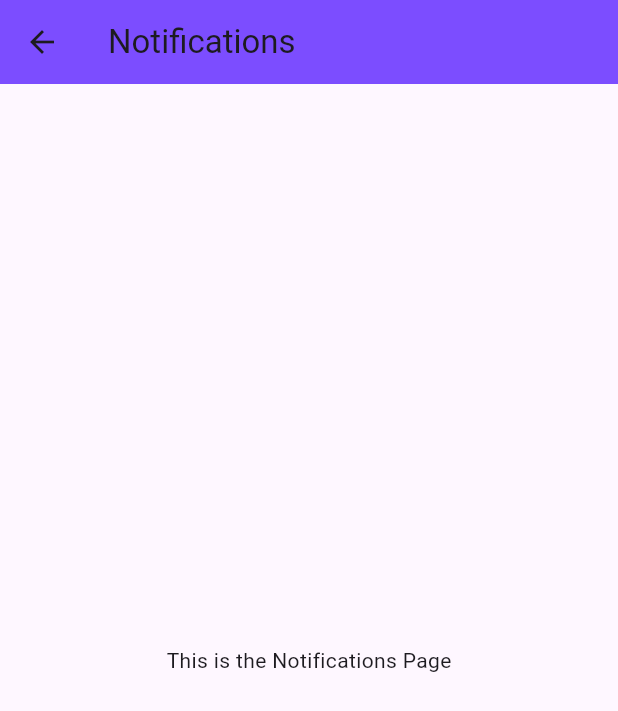
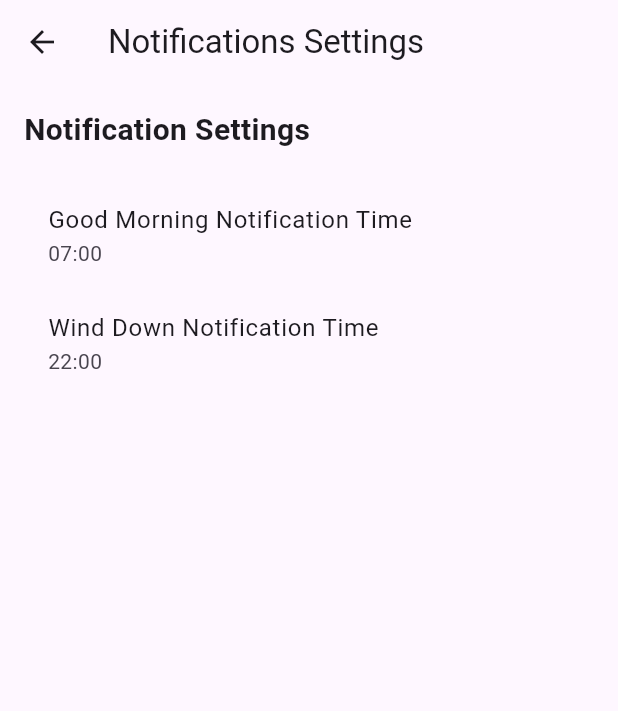
Before and after one commit to evanlee2212/sleep_tracker, a Flutter app: the MyHomePage screen opened directly, after a tap on "Notifications", on a phone screen of 412 x 824 dp. Shown: the top 711 px of the screen. Run offline on Flutter 3.47's test engine with Material 3 defaults, Android fonts, the phone set to English and light mode, and no system bars; our stand-ins replace audioplayers, awesome_notifications, file_picker, firebase_core, shared_preferences; accounts and stored records are empty.

Commit message:
functional notification feature
functional notification feature; refactoring and MVP structure still needed

```diff
--- /dev/null
+++ b/devtools_options.yaml
@@ -0,0 +1,3 @@
+description: This file stores settings for Dart & Flutter DevTools.
+documentation: https://docs.flutter.dev/tools/devtools/extensions#configure-extension-enablement-states
+extensions:
--- a/lib/Pages/main.dart
+++ b/lib/Pages/main.dart
@@ -1,20 +1,30 @@
+import 'package:firebase_core/firebase_core.dart';
 import 'package:flutter/material.dart';
 import 'package:sleep_app/Pages/sleep_data.dart';
 import 'package:sleep_app/Pages/sounds.dart';
-import 'package:sleep_app/Pages/notification.dart';
+import 'package:sleep_app/Pages/notifications_page.dart';
 import 'package:awesome_notifications/awesome_notifications.dart';
+import 'package:sleep_app/Pages/notification_scheduler.dart';
+import 'package:sleep_app/Pages/settings_repository.dart';
+import 'package:sleep_app/Pages/notification_settings.dart';
+import 'firebase_options.dart';
 
-void main() async{
-  WidgetsFlutterBinding.ensureInitialized(); // Required for async calls before runApp
+void main() async {
+  print('main: Starting app initialization');
+  WidgetsFlutterBinding.ensureInitialized();
+
+  //Future completes when all initializations are done
+  Future<void> initializationFuture = Future.wait([
+    Firebase.initializeApp(options: DefaultFirebaseOptions.currentPlatform)
+        .then((value) => print('main: Firebase initialized')),
     AwesomeNotifications().initialize(
-    // set the icon to null if you want to use the default app icon
       null,
       [
         NotificationChannel(
           channelKey: 'scheduled_channel',
           channelName: 'Scheduled Notifications',
           channelDescription: 'Notification channel for scheduled notifications',
-        defaultColor: Color(0xFF9D50DD),
+          defaultColor: const Color(0xFF9D50DD),
           ledColor: Colors.white,
           importance: NotificationImportance.High,
           channelShowBadge: true,
@@ -22,19 +32,65 @@ void main() async{
           defaultRingtoneType: DefaultRingtoneType.Notification,
         ),
       ],
-  );
-  runApp(const MyApp());
+    ).then((value) => print('main: AwesomeNotifications initialized')),
+  ]);
+
+  print('main: Initializations started');
+  runApp(MyApp(initializationFuture: initializationFuture));
+  print('main: App started');
 }
 
+//schedules notifications on app startup
+Future<void> _scheduleNotificationsOnStartup() async {
+  final repository = SettingsRepository();
+  final scheduler = NotificationScheduler();
+  await repository.loadSettings(); // Load settings here
+  final settings = repository.settings;
+
+  await scheduler.cancelAllNotifications();
+  await scheduler.scheduleSleepNotification(settings.windDownTimeOfDay);
+  await scheduler.scheduleWakeUpNotification(settings.goodMorningTimeOfDay);
+}
+
+@pragma("vm:entry-point")
+Future<void> onActionReceivedMethod(ReceivedAction receivedAction) async {
+  if (receivedAction.channelKey == 'scheduled_channel') {
+    navigatorKey.currentState?.push(
+      MaterialPageRoute(builder: (context) => NotificationsPage(settingsRepository: SettingsRepository())),
+    );
+  }
+}
+
+final GlobalKey<NavigatorState> navigatorKey = GlobalKey<NavigatorState>();
+
 class MyApp extends StatelessWidget {
-  const MyApp({super.key});
+  final Future<void> initializationFuture;
 
-  // This widget is the root of your application.
+  const MyApp({super.key, required this.initializationFuture});
+
   @override
   Widget build(BuildContext context) {
+    print('MyApp: Building MyApp widget');
     return MaterialApp(
-
-      home: const MyHomePage(title: 'Flutter Demo Home Page'),
+      navigatorKey: navigatorKey,
+      home: FutureBuilder(
+        future: initializationFuture,
+        builder: (context, snapshot) {
+          if (snapshot.connectionState == ConnectionState.done) {
+            print('MyApp: Initializations complete, building UI');
+            //schedule notifications after initializations are complete
+            _scheduleNotificationsOnStartup();
+            return const MyHomePage(title: 'Flutter Demo Home Page');
+          } else {
+            print('MyApp: Initializations in progress, showing loading indicator');
+            return const Scaffold(
+              body: Center(
+                child: CircularProgressIndicator(),
+              ),
+            );
+          }
+        },
+      ),
     );
   }
 }
@@ -49,101 +105,60 @@ class MyHomePage extends StatefulWidget {
 }
 
 class _MyHomePageState extends State<MyHomePage> {
+  final SettingsRepository _settingsRepository = SettingsRepository(); // Create an instance here
   @override
+  void initState() {
+    super.initState();
 
-  void initState() {
-    super.initState(); // Call the superclass's initState() first
-
-    // Request notification permissions
+    //request notification permissions
     AwesomeNotifications().isNotificationAllowed().then((isAllowed) {
       if (!isAllowed) {
         showDialog(
           context: context,
           builder: (context) => AlertDialog(
-            title: Text('Allow Notifications'),
-            content: Text(
+            title: const Text('Allow Notifications'),
+            content: const Text(
                 'Our app would like to send you notifications to remind you to sleep and wake up.'),
             actions: [
               TextButton(
                 onPressed: () {
                   Navigator.pop(context);
                 },
-                child: Text('Don\'t Allow'),
+                child: const Text('Don\'t Allow'),
               ),
               TextButton(
                 onPressed: () => AwesomeNotifications()
                     .requestPermissionToSendNotifications()
                     .then((_) => Navigator.pop(context)),
-                child: Text('Allow'),
+                child: const Text('Allow'),
               ),
             ],
           ),
         );
       }
     });
-    _scheduleSleepNotification();
-    _scheduleWakeUpNotification();
-  }
-
-  void _scheduleSleepNotification() {
-    AwesomeNotifications().createNotification(
-      content: NotificationContent(
-        id: 1, // Unique ID for the notification
-        channelKey: 'scheduled_channel',
-        title: 'Time to Sleep!',
-        body: 'It\'s time to wind down and get ready for bed.',
-        notificationLayout: NotificationLayout.Default,
-      ),
-      schedule: NotificationCalendar(
-        hour: 22, // 10 PM
-        minute: 0,
-        second: 0,
-        repeats: true, // Repeat every day
-      ),
-    );
-  }
-  void _scheduleWakeUpNotification() {
-    AwesomeNotifications().createNotification(
-      content: NotificationContent(
-        id: 2, // Unique ID for the notification
-        channelKey: 'scheduled_channel',
-        title: 'Good Morning!',
-        body: 'It\'s time to wake up and start your day.',
-        notificationLayout: NotificationLayout.Default,
-      ),
-      schedule: NotificationCalendar(
-        hour: 7, // 7 AM
-        minute: 0,
-        second: 0,
-        repeats: true, // Repeat every day
-      ),
-    );
   }
 
   @override
   Widget build(BuildContext context) {
     return Scaffold(
       appBar: AppBar(
-        title: Text(
-            'Sweet Dreams'
-        ),
+        title: const Text('Sweet Dreams'),
         backgroundColor: Colors.deepPurpleAccent,
         toolbarHeight: 100,
-
       ),
       body: SafeArea(
         child: Container(
           width: MediaQuery.of(context).size.width,
           child: Column(
-
             crossAxisAlignment: CrossAxisAlignment.center,
             mainAxisAlignment: MainAxisAlignment.center,
-          children:[
-          //Sleep Data button
+            children: [
+              // Sleep Data button
               InkWell(
-            onTap: (){
-             Navigator.push(context, MaterialPageRoute(builder: (context) => SleepData()));
-
+                onTap: () {
+                  Navigator.push(context,
+                      MaterialPageRoute(builder: (context) => SleepData()));
                 },
                 child: Container(
                   height: 60,
@@ -152,18 +167,20 @@ class _MyHomePageState extends State<MyHomePage> {
                     borderRadius: BorderRadius.circular(40),
                     color: Colors.deepPurpleAccent,
                   ),
-              child: Center(child: Text('Sleep Data', style: TextStyle(
+                  child: const Center(
+                      child: Text('Sleep Data',
+                          style: TextStyle(
                             fontSize: 25,
                             color: Colors.white,
                           ))),
                 ),
               ),
-          SizedBox(height: 10),
-          //Sounds Button
+              const SizedBox(height: 10),
+              // Sounds Button
               InkWell(
-              onTap: (){
-                Navigator.push(context, MaterialPageRoute(builder: (context) => SleepSoundApp()));
-
+                onTap: () {
+                  Navigator.push(context,
+                      MaterialPageRoute(builder: (context) => SleepSoundApp()));
                 },
                 child: Container(
                   height: 60,
@@ -172,20 +189,22 @@ class _MyHomePageState extends State<MyHomePage> {
                     borderRadius: BorderRadius.circular(40),
                     color: Colors.deepPurpleAccent,
                   ),
-               child: Center(child: Text('Sounds', style: TextStyle(
+                  child: const Center(
+                      child: Text('Sounds',
+                          style: TextStyle(
                             fontSize: 25,
                             color: Colors.white,
                           ))),
                 ),
               ),
-            //implement sizedBox here
-
-          SizedBox(height: 10),
+              const SizedBox(height: 10),
               // Notifications Button (NEW)
               InkWell(
                 onTap: () {
-                  Navigator.push(context,
-                      MaterialPageRoute(builder: (context) => NotificationsPage())); // Navigate to the new page
+                  Navigator.push(
+                      context,
+                      MaterialPageRoute(
+                          builder: (context) => NotificationsPage(settingsRepository: _settingsRepository))); // Pass the instance here
                 },
                 child: Container(
                   height: 60,
@@ -194,7 +213,7 @@ class _MyHomePageState extends State<MyHomePage> {
                     borderRadius: BorderRadius.circular(40),
                     color: Colors.deepPurpleAccent,
                   ),
-                  child: Center(
+                  child: const Center(
                       child: Text('Notifications',
                           style: TextStyle(
                             fontSize: 25,
@@ -202,8 +221,7 @@ class _MyHomePageState extends State<MyHomePage> {
                           ))),
                 ),
               ),
-
-           ]
+            ],
           ),
         ),
       ),
--- a/lib/Pages/notification.dart
+++ /dev/null
@@ -1,16 +0,0 @@
-import 'package:flutter/material.dart';
-
-class NotificationsPage extends StatelessWidget {
-  @override
-  Widget build(BuildContext context) {
-    return Scaffold(
-      appBar: AppBar(
-        title: Text('Notifications'),
-        backgroundColor: Colors.deepPurpleAccent,
-      ),
-      body: Center(
-        child: Text('This is the Notifications Page'), // Replace with notification content
-      ),
-    );
-  }
-}
--- /dev/null
+++ b/lib/Pages/notification_scheduler.dart
@@ -0,0 +1,52 @@
+import 'package:awesome_notifications/awesome_notifications.dart';
+import 'package:flutter/material.dart';
+
+class NotificationScheduler {
+  Future<void> scheduleSleepNotification(TimeOfDay time) async {
+    print('NotificationScheduler: scheduleSleepNotification() called');
+    await AwesomeNotifications().createNotification(
+      content: NotificationContent(
+        id: 1,
+        channelKey: 'scheduled_channel',
+        title: 'Wind Down Time!',
+        body: 'It\'s time to start winding down for bed.',
+        notificationLayout: NotificationLayout.Default,
+      ),
+      schedule: NotificationCalendar(
+        hour: time.hour,
+        minute: time.minute,
+        second: 0,
+        millisecond: 0,
+        repeats: true,
+      ),
+    );
+    print('NotificationScheduler: scheduleSleepNotification() completed');
+  }
+
+  Future<void> scheduleWakeUpNotification(TimeOfDay time) async {
+    print('NotificationScheduler: scheduleWakeUpNotification() called');
+    await AwesomeNotifications().createNotification(
+      content: NotificationContent(
+        id: 2,
+        channelKey: 'scheduled_channel',
+        title: 'Good Morning!',
+        body: 'It\'s time to wake up!',
+        notificationLayout: NotificationLayout.Default,
+      ),
+      schedule: NotificationCalendar(
+        hour: time.hour,
+        minute: time.minute,
+        second: 0,
+        millisecond: 0,
+        repeats: true,
+      ),
+    );
+    print('NotificationScheduler: scheduleWakeUpNotification() completed');
+  }
+
+  Future<void> cancelAllNotifications() async {
+    print('NotificationScheduler: cancelAllNotifications() called');
+    await AwesomeNotifications().cancelAll();
+    print('NotificationScheduler: cancelAllNotifications() completed');
+  }
+}
--- /dev/null
+++ b/lib/Pages/notification_settings.dart
@@ -0,0 +1,103 @@
+import 'package:flutter/material.dart';
+import 'package:sleep_app/Pages/settings_repository.dart';
+import 'package:shared_preferences/shared_preferences.dart';
+import 'package:sleep_app/Pages/notification_scheduler.dart';
+
+class NotificationSettings extends StatefulWidget {
+  final SettingsRepository settingsRepository;
+
+  const NotificationSettings({
+    Key? key,
+    required this.settingsRepository,
+  }) : super(key: key);
+
+  @override
+  State<NotificationSettings> createState() => _NotificationSettingsState();
+}
+
+class _NotificationSettingsState extends State<NotificationSettings> {
+  late TimeOfDay _goodMorningTime;
+  late TimeOfDay _windDownTime;
+
+  @override
+  void initState() {
+    super.initState();
+    _goodMorningTime = widget.settingsRepository.settings.goodMorningTimeOfDay;
+    _windDownTime = widget.settingsRepository.settings.windDownTimeOfDay;
+  }
+
+  Future<void> _selectTime(BuildContext context, bool isGoodMorning) async {
+    final TimeOfDay? pickedTime = await showTimePicker(
+      context: context,
+      initialTime: isGoodMorning ? _goodMorningTime : _windDownTime,
+    );
+    if (pickedTime != null) {
+      setState(() {
+        if (isGoodMorning) {
+          _goodMorningTime = pickedTime;
+        } else {
+          _windDownTime = pickedTime;
+        }
+      });
+      //save the updated time
+      await _saveSettings();
+    }
+  }
+
+  Future<void> _saveSettings() async {
+    //convert TimeOfDay to String
+    String goodMorningTimeString =
+        '${_goodMorningTime.hour.toString().padLeft(2, '0')}:${_goodMorningTime.minute.toString().padLeft(2, '0')}';
+    String windDownTimeString =
+        '${_windDownTime.hour.toString().padLeft(2, '0')}:${_windDownTime.minute.toString().padLeft(2, '0')}';
+
+    //save the settings
+    final prefs = await SharedPreferences.getInstance();
+    await prefs.setString('goodMorningTime', goodMorningTimeString);
+    await prefs.setString('windDownTime', windDownTimeString);
+
+    //reload settings in the repository
+    await widget.settingsRepository.loadSettings();
+
+    //reschedule notifications
+    await _rescheduleNotifications(); /
+  }
+
+  Future<void> _rescheduleNotifications() async {
+    final scheduler = NotificationScheduler();
+    final settings = widget.settingsRepository.settings;
+
+    await scheduler.cancelAllNotifications();
+    await scheduler.scheduleSleepNotification(settings.windDownTimeOfDay);
+    await scheduler.scheduleWakeUpNotification(settings.goodMorningTimeOfDay);
+  }
+
+  @override
+  Widget build(BuildContext context) {
+    return Padding(
+      padding: const EdgeInsets.all(16.0),
+      child: Column(
+        crossAxisAlignment: CrossAxisAlignment.start,
+        children: [
+          const Text(
+            'Notification Settings',
+            style: TextStyle(fontSize: 20, fontWeight: FontWeight.bold),
+          ),
+          const SizedBox(height: 20),
+          ListTile(
+            title: const Text('Good Morning Notification Time'),
+            subtitle: Text(
+                '${_goodMorningTime.hour.toString().padLeft(2, '0')}:${_goodMorningTime.minute.toString().padLeft(2, '0')}'),
+            onTap: () => _selectTime(context, true),
+          ),
+          ListTile(
+            title: const Text('Wind Down Notification Time'),
+            subtitle: Text(
+                '${_windDownTime.hour.toString().padLeft(2, '0')}:${_windDownTime.minute.toString().padLeft(2, '0')}'),
+            onTap: () => _selectTime(context, false),
+          ),
+        ],
+      ),
+    );
+  }
+}
--- /dev/null
+++ b/lib/Pages/notifications_page.dart
@@ -0,0 +1,34 @@
+import 'package:flutter/material.dart';
+import 'package:sleep_app/Pages/settings_repository.dart';
+import 'package:sleep_app/Pages/notification_settings.dart';
+
+class NotificationsPage extends StatefulWidget {
+  final SettingsRepository settingsRepository;
+
+  const NotificationsPage({Key? key, required this.settingsRepository}) : super(key: key);
+
+  @override
+  _NotificationsPageState createState() => _NotificationsPageState();
+}
+
+class _NotificationsPageState extends State<NotificationsPage> {
+  @override
+  Widget build(BuildContext context) {
+    return Scaffold(
+      appBar: AppBar(
+        title: const Text('Notifications Settings'),
+      ),
+      body: FutureBuilder(
+        future: widget.settingsRepository.loadSettings(),
+        builder: (context, snapshot) {
+          if (snapshot.connectionState == ConnectionState.done) {
+            //settings are loaded, build the UI
+            return NotificationSettings(settingsRepository: widget.settingsRepository);
+          } else {
+            return const Center(child: CircularProgressIndicator());
+          }
+        },
+      ),
+    );
+  }
+}
--- /dev/null
+++ b/lib/Pages/notifications_presenter.dart
@@ -0,0 +1,30 @@
+import 'package:flutter/material.dart';
+import 'notification_scheduler.dart';
+import 'notification_settings.dart';
+import 'settings_repository.dart';
+
+abstract class NotificationsView {
+  void onSettingsLoaded(NotificationSettings settings);
+  void onSettingsSaved();
+}
+
+class NotificationsPresenter {
+  final NotificationsView _view;
+  final NotificationScheduler _scheduler;
+  final SettingsRepository _repository;
+
+  NotificationsPresenter(this._view, this._scheduler, this._repository);
+
+  void loadSettings() async {
+    final settings = await _repository.loadSettings();
+    _view.onSettingsLoaded(settings);
+  }
+
+  void saveSettings(NotificationSettings settings) async {
+    await _repository.saveSettings(settings);
+    await _scheduler.cancelAllNotifications();
+    await _scheduler.scheduleSleepNotification(settings.windDownTime);
+    await _scheduler.scheduleWakeUpNotification(settings.goodMorningTime);
+    _view.onSettingsSaved();
+  }
+}
--- /dev/null
+++ b/lib/Pages/settings_repository.dart
@@ -0,0 +1,31 @@
+import 'package:shared_preferences/shared_preferences.dart';
+import 'package:flutter/material.dart';
+
+class SettingsRepository {
+  late Settings _settings;
+
+  Future<void> loadSettings() async {
+    final prefs = await SharedPreferences.getInstance();
+    final windDownTime = prefs.getString('windDownTime') ?? '22:00';
+    final goodMorningTime = prefs.getString('goodMorningTime') ?? '07:00';
+    _settings = Settings(windDownTime: windDownTime, goodMorningTime: goodMorningTime);
+  }
+
+  Settings get settings => _settings;
+}
+
+class Settings {
+  final String windDownTime;
+  final String goodMorningTime;
+
+  Settings({required this.windDownTime, required this.goodMorningTime});
+  TimeOfDay get windDownTimeOfDay => _parseTimeOfDay(windDownTime);
+  TimeOfDay get goodMorningTimeOfDay => _parseTimeOfDay(goodMorningTime);
+
+  TimeOfDay _parseTimeOfDay(String timeString) {
+    final parts = timeString.split(':');
+    final hour = int.parse(parts[0]);
+    final minute = int.parse(parts[1]);
+    return TimeOfDay(hour: hour, minute: minute);
+  }
+}
--- a/pubspec.yaml
+++ b/pubspec.yaml
@@ -38,6 +38,8 @@ dependencies:
   file_picker: ^9.2.2
   shared_preferences: ^2.0.15
   awesome_notifications: ^0.10.1
+  firebase_core: ^2.24.2
+  firebase_database: ^10.3.8
 
 dev_dependencies:
   flutter_test:
```
Also changed, not shown: lib/Pages/firebase_options.dart (added), pubspec.lock, 5 other files. Lines whose indentation alone changed are shown as unchanged.
